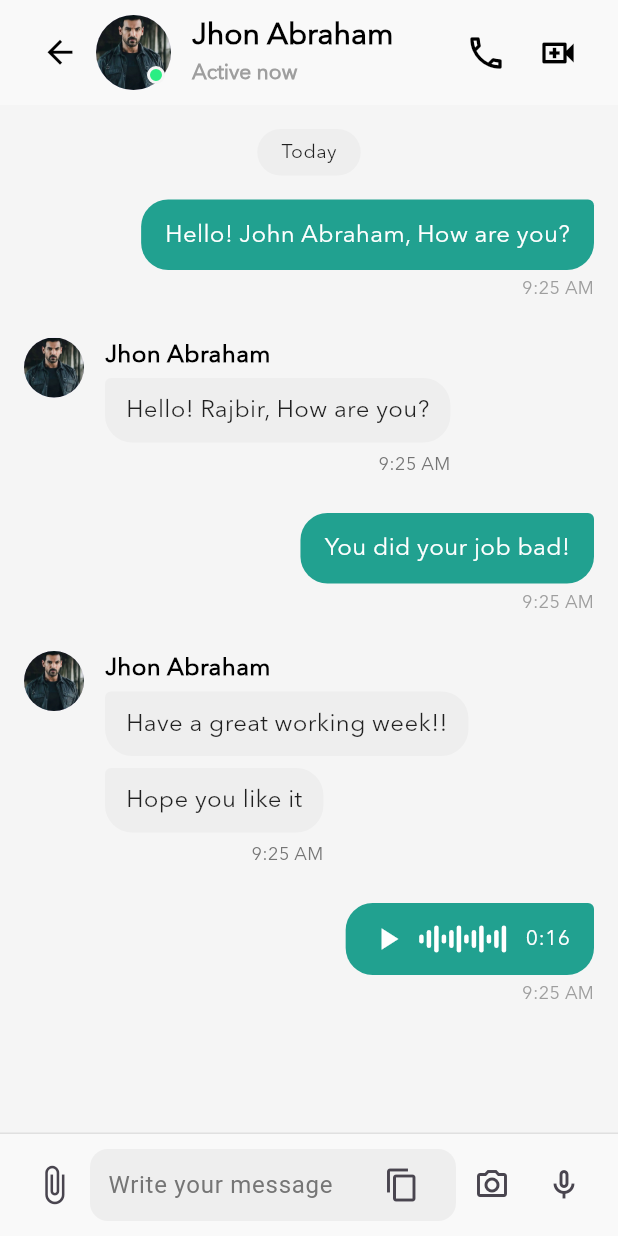
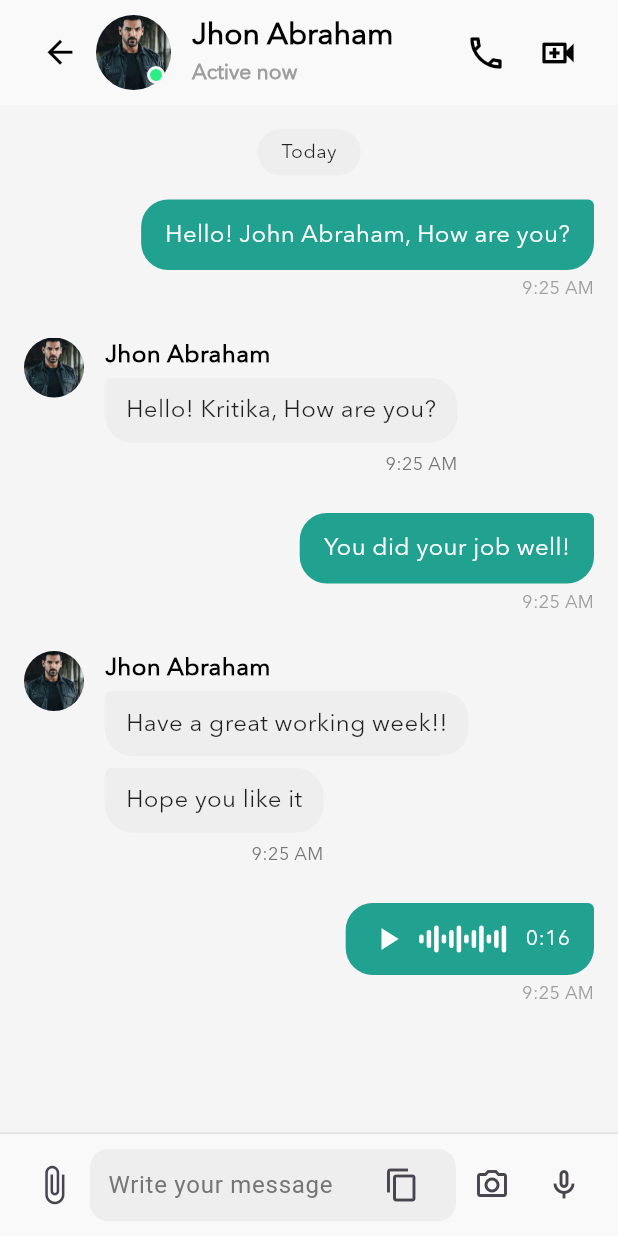
Before and after one commit to raj669/Mobile-App-Dev-Assignment-I, a Flutter app: the screen it shows after launch, on a phone screen of 412 x 824 dp. Run offline on Flutter 3.47's test engine with Material 3 defaults, Android fonts, the phone set to English and light mode, and no system bars.

Commit message:
first comit of files

```diff
--- a/lib/chat_screen.dart
+++ b/lib/chat_screen.dart
@@ -34,13 +34,13 @@ class _ChatScreenState extends State<ChatScreen> {
       date: DateTime.now(),
     ),
     ChatMessage(
-      text: "Hello! Rajbir, How are you?",
+      text: "Hello! Kritika, How are you?",
       time: "9:25 AM",
       isSender: false,
       date: DateTime.now(),
     ),
     ChatMessage(
-      text: "You did your job bad!",
+      text: "You did your job well!",
       time: "9:25 AM",
       isSender: true,
       date: DateTime.now(),
```
